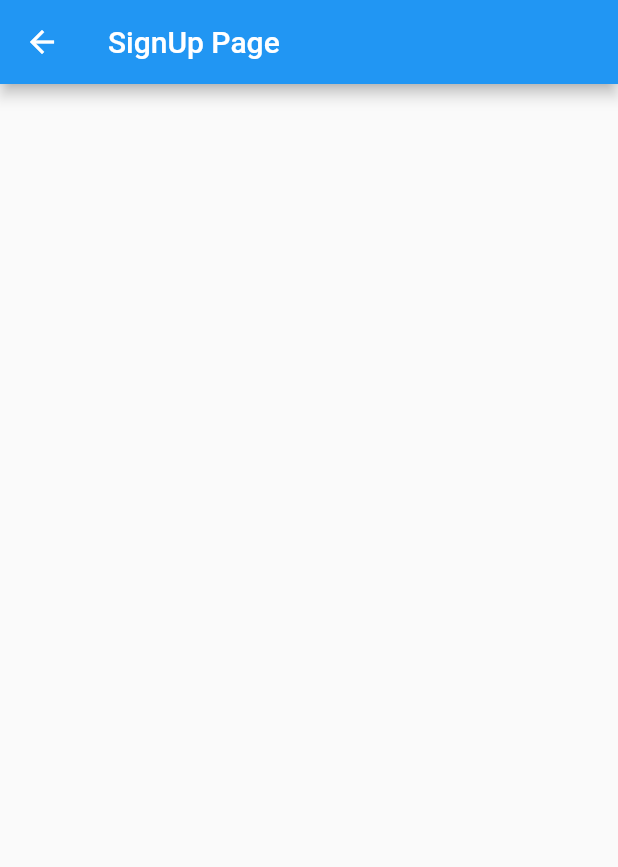
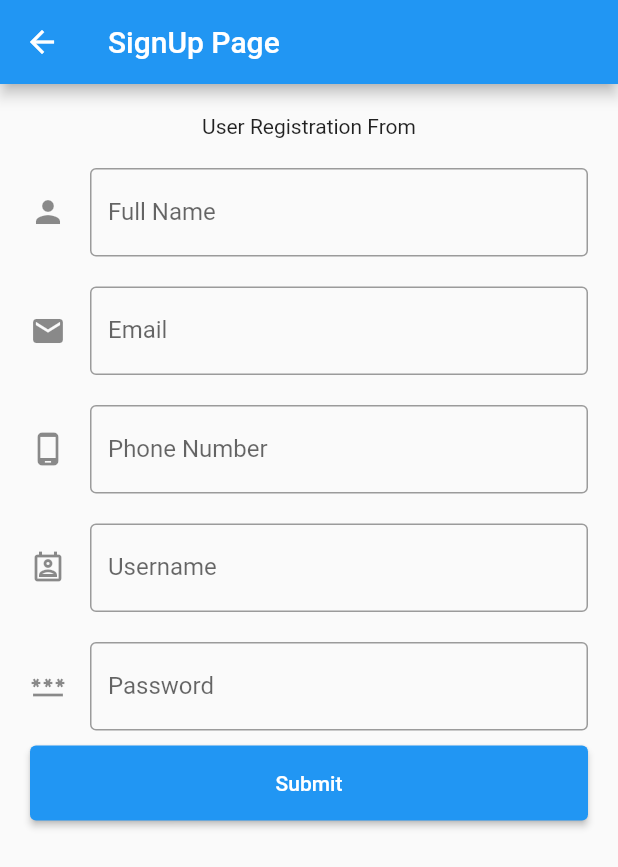
Before and after one commit to Khalilullahj2ee/courier_mobile, a Flutter app: the screen it shows after launch, after a tap on "Sign in", on a phone screen of 412 x 824 dp. Shown: the top 867 px of the screen. Run offline on Flutter 3.47's test engine with Material 2 defaults, Android fonts, the phone set to English and light mode, and no system bars; network calls fail.

Commit message:
login & reg API

```diff
--- /dev/null
+++ b/lib/models/User_model.dart
@@ -0,0 +1,105 @@
+class UserModel{
+  late int id;
+  late String name;
+  late String email;
+  late String phone;
+  late String username;
+  late String password;
+
+//<editor-fold desc="Data Methods">
+
+  UserModel({
+    required this.id,
+    required this.name,
+    required this.email,
+    required this.phone,
+    required this.username,
+    required this.password,
+  });
+
+  @override
+  bool operator ==(Object other) =>
+      identical(this, other) ||
+      (other is UserModel &&
+          runtimeType == other.runtimeType &&
+          id == other.id &&
+          name == other.name &&
+          email == other.email &&
+          phone == other.phone &&
+          username == other.username &&
+          password == other.password);
+
+  @override
+  int get hashCode =>
+      id.hashCode ^
+      name.hashCode ^
+      email.hashCode ^
+      phone.hashCode ^
+      username.hashCode ^
+      password.hashCode;
+
+  @override
+  String toString() {
+    return 'UserModel{' +
+        ' id: $id,' +
+        ' name: $name,' +
+        ' email: $email,' +
+        ' phone: $phone,' +
+        ' username: $username,' +
+        ' password: $password,' +
+        '}';
+  }
+
+  UserModel copyWith({
+    int? id,
+    String? name,
+    String? email,
+    String? phone,
+    String? username,
+    String? password,
+  }) {
+    return UserModel(
+      id: id ?? this.id,
+      name: name ?? this.name,
+      email: email ?? this.email,
+      phone: phone ?? this.phone,
+      username: username ?? this.username,
+      password: password ?? this.password,
+    );
+  }
+
+  Map<String, dynamic> toMap() {
+    return {
+      'id': this.id,
+      'name': this.name,
+      'email': this.email,
+      'phone': this.phone,
+      'username': this.username,
+      'password': this.password,
+    };
+  }
+
+  String toJson(){
+    return '{' +
+        ' id: $id,' +
+        ' name: $name,' +
+        ' email: $email,' +
+        ' phone: $phone,' +
+        ' username: $username,' +
+        ' password: $password,' +
+        '}';
+  }
+
+  factory UserModel.fromMap(Map<String, dynamic> map) {
+    return UserModel(
+      id: map['id'] as int,
+      name: map['name'] as String,
+      email: map['email'] as String,
+      phone: map['phone'] as String,
+      username: map['username'] as String,
+      password: map['password'] as String,
+    );
+  }
+
+//</editor-fold>
+}
--- /dev/null
+++ b/lib/models/login_model.dart
@@ -0,0 +1,53 @@
+class Login{
+  late String username;
+  late String password;
+
+//<editor-fold desc="Data Methods">
+
+  Login({
+    required this.username,
+    required this.password,
+  });
+
+  @override
+  bool operator ==(Object other) =>
+      identical(this, other) ||
+          (other is Login &&
+              runtimeType == other.runtimeType &&
+              username == other.username &&
+              password == other.password);
+
+  @override
+  int get hashCode => username.hashCode ^ password.hashCode;
+
+  @override
+  String toString() {
+    return 'Login{' + ' username: $username,' + ' password: $password,' + '}';
+  }
+
+  Login copyWith({
+    String? username,
+    String? password,
+  }) {
+    return Login(
+      username: username ?? this.username,
+      password: password ?? this.password,
+    );
+  }
+
+  Map<String, dynamic> toMap() {
+    return {
+      'username': this.username,
+      'password': this.password,
+    };
+  }
+
+  factory Login.fromMap(Map<String, dynamic> map) {
+    return Login(
+      username: map['username'] as String,
+      password: map['password'] as String,
+    );
+  }
+
+//</editor-fold>
+}
--- a/lib/view/login.dart
+++ b/lib/view/login.dart
@@ -1,7 +1,14 @@
 
+import 'dart:convert';
+import 'dart:developer';
+
+import 'package:courier_mobile/helper/http_helper.dart';
+import 'package:courier_mobile/models/login_model.dart';
 import 'package:courier_mobile/view/sign_up.dart';
 import 'package:flutter/cupertino.dart';
 import 'package:flutter/material.dart';
+
+import 'admin_panel.dart';
 
 class AdminLogin extends StatefulWidget {
   const AdminLogin({Key? key}) : super(key: key);
@@ -31,8 +38,42 @@ class LoginPage extends StatefulWidget {
 }
 
 class _MyStatefulWidgetState extends State<LoginPage> {
-  TextEditingController nameController = TextEditingController();
-  TextEditingController passwordController = TextEditingController();
+
+
+  final _http = HttpHelper();
+
+  final _usernameController = TextEditingController();
+  final _passwordController = TextEditingController();
+
+  Future<void> userLogin() async {
+    String username = _usernameController.value.text;
+    String password = _passwordController.value.text;
+
+    var model = Login(username: username, password: password);
+
+    String _body = jsonEncode(model.toMap());
+
+    try {
+      final response =
+      await _http.postData('http://localhost:9091/login', _body);
+      print(response.toString());
+
+      Navigator.of(context).push(MaterialPageRoute(builder: (context)=>AdminPanal()));
+
+
+    } catch (e) {
+      log(e.toString());
+      // Fluttertoast.showToast(
+      //     msg: "$e",
+      //     toastLength: Toast.LENGTH_LONG,
+      //     gravity: ToastGravity.CENTER,
+      //     timeInSecForIosWeb: 1,
+      //     backgroundColor: Colors.red,
+      //     textColor: Colors.white,
+      //     fontSize: 16.0);
+    }
+  }
+
 
   @override
   Widget build(BuildContext context) {
@@ -60,7 +101,7 @@ class _MyStatefulWidgetState extends State<LoginPage> {
             Container(
               padding: const EdgeInsets.all(10),
               child: TextField(
-                controller: nameController,
+                controller: _usernameController,
                 decoration: const InputDecoration(
                   border: OutlineInputBorder(),
                   labelText: 'User Name',
@@ -71,7 +112,7 @@ class _MyStatefulWidgetState extends State<LoginPage> {
               padding: const EdgeInsets.fromLTRB(10, 10, 10, 0),
               child: TextField(
                 obscureText: true,
-                controller: passwordController,
+                controller: _passwordController,
                 decoration: const InputDecoration(
                   border: OutlineInputBorder(),
                   labelText: 'Password',
@@ -90,8 +131,9 @@ class _MyStatefulWidgetState extends State<LoginPage> {
                 child: ElevatedButton(
                   child: const Text('Login'),
                   onPressed: () {
-                    print(nameController.text);
-                    print(passwordController.text);
+                    print(_usernameController.text);
+                    print(_passwordController.text);
+                    userLogin();
                   },
                 )
             ),
--- a/lib/view/sign_up.dart
+++ b/lib/view/sign_up.dart
@@ -1,4 +1,4 @@
-import 'package:flutter/cupertino.dart';
+import 'package:courier_mobile/helper/http_helper.dart';
 import 'package:flutter/material.dart';
 
 class SignUp extends StatelessWidget {
@@ -8,8 +8,117 @@ class SignUp extends StatelessWidget {
   Widget build(BuildContext context) {
     return Scaffold(
       appBar: AppBar(
-        title: Text("SignUp Page"),),
-      //body: const LoginPage(),
+        title: Text("SignUp Page"),
+      ),
+      body: const Registration(),
     );
   }
 }
+
+class Registration extends StatefulWidget {
+  const Registration({Key? key}) : super(key: key);
+
+  @override
+  _RegistrationState createState() => _RegistrationState();
+}
+
+class _RegistrationState extends State<Registration> {
+
+
+  final _fullname = TextEditingController();
+  final _email = TextEditingController();
+  final _phoneNumber = TextEditingController();
+  final _username = TextEditingController();
+  final _password = TextEditingController();
+
+
+  @override
+  Widget build(BuildContext context) {
+    return Padding(
+        padding: const EdgeInsets.all(10),
+      child: ListView(
+        children: <Widget>[
+          Container(
+            alignment: Alignment.center,
+              padding: const EdgeInsets.all(10),
+            child: const Text(
+                'User Registration From'
+                // style: TextStyle(
+                // color: Colors.teal,
+                // fontWeight: FontWeight.w500,
+                // fontSize: 30)
+          )),
+          Container(
+            padding: const EdgeInsets.all(10),
+            child: TextField(
+              controller: _fullname,
+              decoration: InputDecoration(
+                border: OutlineInputBorder(),
+                labelText: 'Full Name',
+                icon: Icon(Icons.person),
+              ),
+            ),
+          ),
+          Container(
+            padding: const EdgeInsets.all(10),
+            child: TextField(
+              controller: _email,
+              decoration: InputDecoration(
+                border: OutlineInputBorder(),
+                labelText: 'Email',
+                icon: Icon(Icons.email),
+              ),
+            ),
+          ),
+          Container(
+            padding: const EdgeInsets.all(10),
+            child: TextField(
+              controller: _phoneNumber,
+              decoration: InputDecoration(
+                border: OutlineInputBorder(),
+                labelText: 'Phone Number',
+                icon: Icon(Icons.phone_android_outlined),
+              ),
+            ),
+          ),
+          Container(
+            padding: const EdgeInsets.all(10),
+            child: TextField(
+             controller: _username,
+              decoration: InputDecoration(
+                border: OutlineInputBorder(),
+                labelText: 'Username',
+                icon: Icon(Icons.perm_contact_calendar_outlined),
+              ),
+            ),
+          ),
+          Container(
+            padding: const EdgeInsets.all(10),
+            child: TextField(
+              controller: _password,
+              decoration: InputDecoration(
+                border: OutlineInputBorder(),
+                labelText: 'Password',
+                icon: Icon(Icons.password),
+              ),
+            ),
+          ),
+          Container(
+              height: 50,
+              padding: const EdgeInsets.fromLTRB(10, 0, 10, 0),
+              child: ElevatedButton(
+                child: const Text('Submit'),
+                onPressed: () {
+                  HttpHelper _httper = new HttpHelper();
+                 // _httper.postData('http://localhost:9091/user_save', _body)
+                 // print(nameController.text);
+                 // print(passwordController.text);
+                },
+              )
+          ),
+        ],
+
+    )
+    );
+  }
+}
```
Also changed, not shown: lib/view/admin_panel.dart (added, +20 -0 lines).
